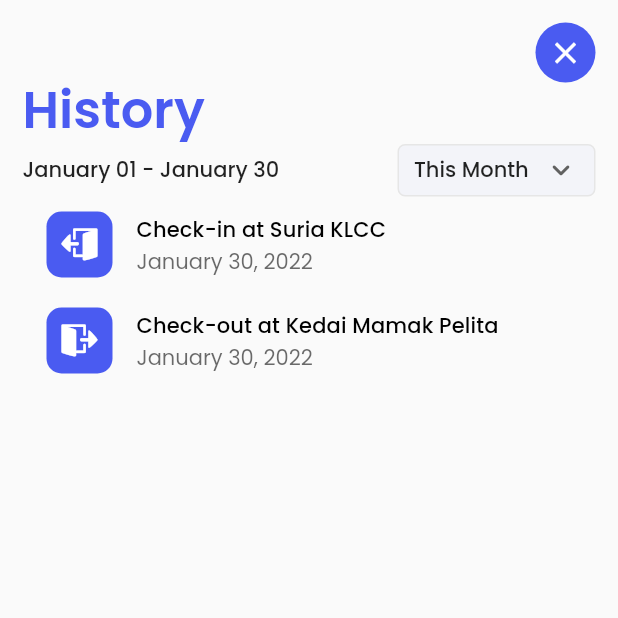
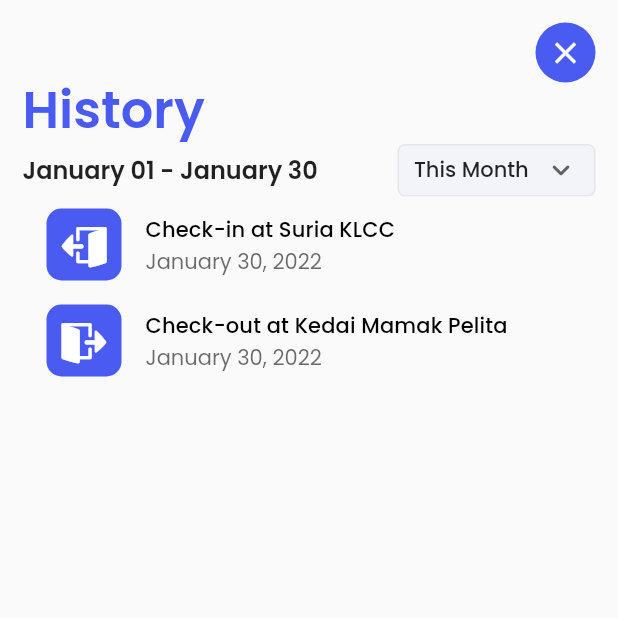
Before and after one commit to saifymatteo/MySejahtera-Plus, a Flutter app: the CheckInHistoryScreen screen opened directly with empty values, on a phone screen of 412 x 824 dp, the top half of it. Run offline on Flutter 3.47's test engine with Material 2 defaults, Android fonts, the phone set to English and light mode, and no system bars; drawn by our look-alikes of dropdown_button2; our stand-ins replace google_fonts, responsive_framework, salomon_bottom_bar; missing offline and left inert: mobile_scanner.

Commit message:
refined UI

```diff
--- a/lib/screens/check_in_history_screen.dart
+++ b/lib/screens/check_in_history_screen.dart
@@ -16,6 +16,7 @@ class CheckInHistoryScreen extends StatelessWidget {
 
   final VoidCallback onPressed;
 
+  // TODO: Implement statistic later
   final List<String> dropdownItems = [
     'This Month',
     'This Quarter',
@@ -42,7 +43,8 @@ class CheckInHistoryScreen extends StatelessWidget {
                   Text(
                     'January 01 - January 30',
                     style: GoogleFonts.poppins(
-                      textStyle: Theme.of(context).textTheme.bodyLarge,
+                      textStyle: Theme.of(context).textTheme.titleMedium,
+                      fontWeight: FontWeight.w600,
                     ),
                   ),
                   ButtonDropDown(
@@ -57,7 +59,7 @@ class CheckInHistoryScreen extends StatelessWidget {
                     //! TODO: Dynamically generate this with ListView.builder
                     OpenContainer(
                       closedElevation: 0,
-                      closedColor: kWhiteColor.withOpacity(0),
+                      closedColor: const Color(0xFFfafafa),
                       openBuilder: (context, closedContainer) =>
                           CheckInInDetails(
                         onPressed: closedContainer,
@@ -73,13 +75,14 @@ class CheckInHistoryScreen extends StatelessWidget {
                         iconCheckInOrOut: Icon(
                           CheckInIcons.checkin,
                           color: kWhiteColor,
+                          size: 30,
                         ),
                         onPressed: openContainer,
                       ),
                     ),
                     OpenContainer(
                       closedElevation: 0,
-                      closedColor: kWhiteColor.withOpacity(0),
+                      closedColor: const Color(0xFFfafafa),
                       openBuilder: (context, closedContainer) =>
                           CheckInOutDetails(
                         onPressed: closedContainer,
@@ -95,6 +98,7 @@ class CheckInHistoryScreen extends StatelessWidget {
                         iconCheckInOrOut: Icon(
                           CheckInIcons.checkout,
                           color: kWhiteColor,
+                          size: 30,
                         ),
                         onPressed: openContainer,
                       ),
--- a/lib/screens/check_in_screen.dart
+++ b/lib/screens/check_in_screen.dart
@@ -43,6 +43,7 @@ class CheckInScreen extends StatelessWidget {
                       CheckInHistoryScreen(
                     onPressed: closedContainer,
                   ),
+                  closedColor: kPrimarySwatch,
                   closedShape: RoundedRectangleBorder(
                     borderRadius: BorderRadius.circular(40),
                   ),
```
